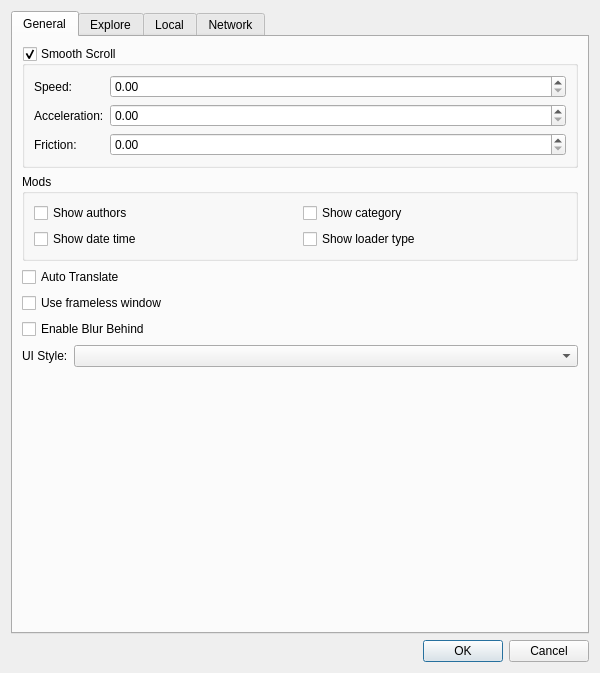
kaniol-lck/modmanager, file src/ui/preferences.ui: the form before one commit.
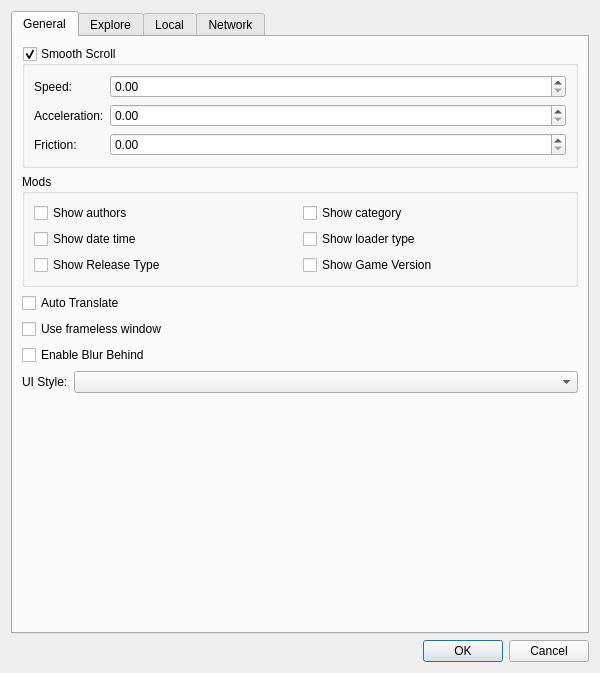
The form after the commit. Icons and pictures are not drawn.

Commit message: add toggles for release type and game version of mod file

Patch:
```diff
--- a/src/ui/preferences.ui
+++ b/src/ui/preferences.ui
@@ -112,6 +112,20 @@
             </property>
            </widget>
           </item>
+          <item row="2" column="0">
+           <widget class="QCheckBox" name="showModReleaseType">
+            <property name="text">
+             <string>Show Release Type</string>
+            </property>
+           </widget>
+          </item>
+          <item row="2" column="1">
+           <widget class="QCheckBox" name="showModGameVersion">
+            <property name="text">
+             <string>Show Game Version</string>
+            </property>
+           </widget>
+          </item>
          </layout>
         </widget>
        </item>
```
Left out of the diff: 14 changed lines with no effect on the pictures. The commit also changes 16 other files.
